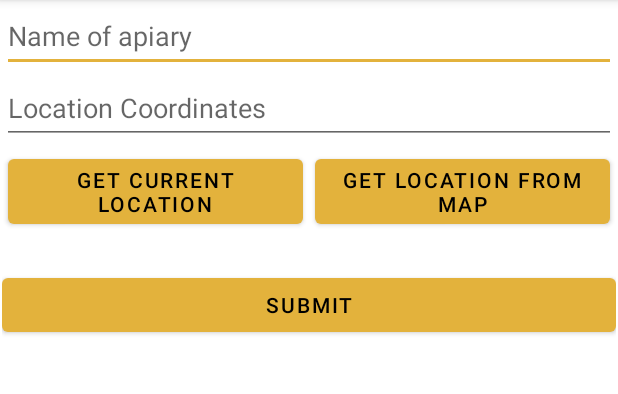
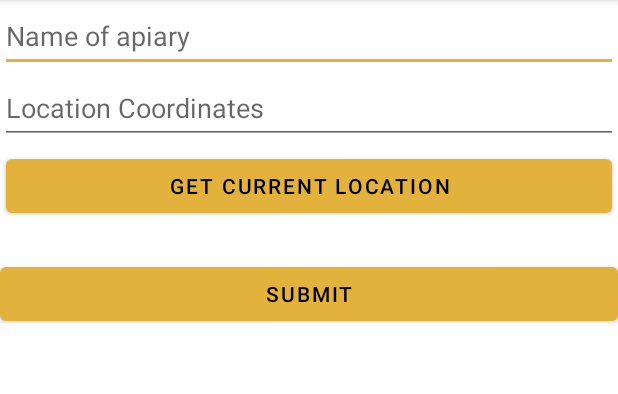
Before and after one commit to dragive/menadzerPasieki, an Android app: the CreateApiaryActivity screen opened directly, with no data from a screen before it, on a phone screen of 412 x 824 dp, the part 84-478 px from its top. Run offline under Robolectric (Android 15) with nearby library versions, the phone set to English and light mode, and no system bars.

Commit message:
refactoring apiary details, poprawienie dodawania pasieki

```diff
--- a/app/src/main/AndroidManifest.xml
+++ b/app/src/main/AndroidManifest.xml
@@ -26,7 +26,7 @@
             android:exported="false"
             android:label="@string/title_activity_main_screen" />
         <activity
-            android:name=".ApiaryDetails"
+            android:name=".ApiaryDetails2"
             android:exported="false"
             android:parentActivityName=".MainActivity" />
         <activity
--- a/app/src/main/java/pl/pasiekaradosna/menadzerpasieki/ApiaryDetails.kt
+++ b/app/src/main/java/pl/pasiekaradosna/menadzerpasieki/ApiaryDetails2.kt
@@ -6,10 +6,10 @@ import android.widget.TextView
 import kotlinx.android.synthetic.main.activity_apiary_details.*
 import pl.pasiekaradosna.menadzerpasieki.dal.TestDbHelper
 
-class ApiaryDetails : AppCompatActivity() {
+class ApiaryDetails2 : AppCompatActivity() {
     override fun onCreate(savedInstanceState: Bundle?) {
         super.onCreate(savedInstanceState)
-        setContentView(R.layout.activity_apiary_details)
+        setContentView(R.layout.activity_apiary_details_2)
 
         actionBar?.setHomeButtonEnabled(true);
     }
--- a/app/src/main/java/pl/pasiekaradosna/menadzerpasieki/MainActivity.kt
+++ b/app/src/main/java/pl/pasiekaradosna/menadzerpasieki/MainActivity.kt
@@ -31,7 +31,7 @@ class MainActivity : AppCompatActivity() {
         rvMenu.layoutManager = LinearLayoutManager(this)
 
         bNextActivity.setOnClickListener {
-            val intent = Intent(this,ApiaryDetails::class.java)
+            val intent = Intent(this,ApiaryDetails2::class.java)
             startActivity(intent)
         }
 
--- a/app/src/main/java/pl/pasiekaradosna/menadzerpasieki/ui/adapters/dashboard/ApiaryAdapter.kt
+++ b/app/src/main/java/pl/pasiekaradosna/menadzerpasieki/ui/adapters/dashboard/ApiaryAdapter.kt
@@ -7,6 +7,7 @@ import androidx.recyclerview.widget.RecyclerView
 import pl.pasiekaradosna.menadzerpasieki.R
 import android.util.Log
 import kotlinx.android.synthetic.main.apiary_item.view.*
+import pl.pasiekaradosna.menadzerpasieki.dal.Settings
 import pl.pasiekaradosna.menadzerpasieki.dal.Settings.TAG
 
 class ApiaryAdapter (
@@ -29,6 +30,10 @@ class ApiaryAdapter (
         holder.itemView.apply {
             tvApiaryName.text = element.name
             Log.d(TAG, element.name!!)
+
+            this.setOnClickListener{
+                Log.i(TAG,"apiary onBindViewHolder")
+            }
         }
     }
 
--- a/app/src/main/res/layout/activity_apiary_details.xml
+++ b/app/src/main/res/layout/activity_apiary_details_2.xml
@@ -4,7 +4,7 @@
     xmlns:tools="http://schemas.android.com/tools"
     android:layout_width="match_parent"
     android:layout_height="match_parent"
-    tools:context=".ApiaryDetails">
+    tools:context=".ApiaryDetails2">
 
     <TextView
         android:id="@+id/textView"
--- a/app/src/main/res/layout/activity_create_apiary.xml
+++ b/app/src/main/res/layout/activity_create_apiary.xml
@@ -7,8 +7,8 @@
     tools:context=".ui.dashboard.apiaryManagement.CreateApiaryActivity">
 
     <LinearLayout
-        android:layout_width="409dp"
-        android:layout_height="381dp"
+        android:layout_width="match_parent"
+        android:layout_height="match_parent"
         android:orientation="vertical"
         app:layout_constraintEnd_toEndOf="parent"
         app:layout_constraintStart_toStartOf="parent"
@@ -18,18 +18,16 @@
             android:id="@+id/ptApiaryCreationName"
             android:layout_width="match_parent"
             android:layout_height="wrap_content"
-            android:ems="10"
             android:hint="@string/apiary_creation_form_name_field_hint"
-            android:inputType="textPersonName"
+            android:ems="1"
             android:minHeight="48dp" />
 
         <EditText
             android:id="@+id/ptLocationCoordinates"
             android:layout_width="match_parent"
             android:layout_height="wrap_content"
-            android:ems="10"
+            android:ems="1"
             android:hint="@string/apiary_creation_form_location_coordinates_hint"
-            android:inputType="textPersonName"
             android:minHeight="48dp" />
 
         <LinearLayout
@@ -45,13 +43,13 @@
                 android:text="@string/apiary_creation_form_current_location_button"
                 android:layout_margin="4dp"/>
 
-            <Button
-                android:id="@+id/bGetLocationFromMap"
-                android:layout_width="0dp"
-                android:layout_weight="1"
-                android:layout_margin="4dp"
-                android:layout_height="wrap_content"
-                android:text="@string/apiary_creation_form_current_location_from_map_button" />
+<!--            <Button-->
+<!--                android:id="@+id/bGetLocationFromMap"-->
+<!--                android:layout_width="0dp"-->
+<!--                android:layout_weight="1"-->
+<!--                android:layout_margin="4dp"-->
+<!--                android:layout_height="wrap_content"-->
+<!--                android:text="@string/apiary_creation_form_current_location_from_map_button" />-->
         </LinearLayout>
 
         <Button
--- a/app/src/main/res/layout/apiary_item.xml
+++ b/app/src/main/res/layout/apiary_item.xml
@@ -3,7 +3,8 @@
     xmlns:app="http://schemas.android.com/apk/res-auto"
     xmlns:tools="http://schemas.android.com/tools"
     android:layout_width="match_parent"
-    android:layout_height="wrap_content">
+    android:layout_height="wrap_content"
+    tools:context=".ui.dashboard.ApiaryItem">
 
     <TextView
         android:id="@+id/tvApiaryName"
```
Also changed, not shown: app/src/main/java/pl/pasiekaradosna/menadzerpasieki/ui/dashboard/ApiaryItem.kt (added, +12 -0 lines).
